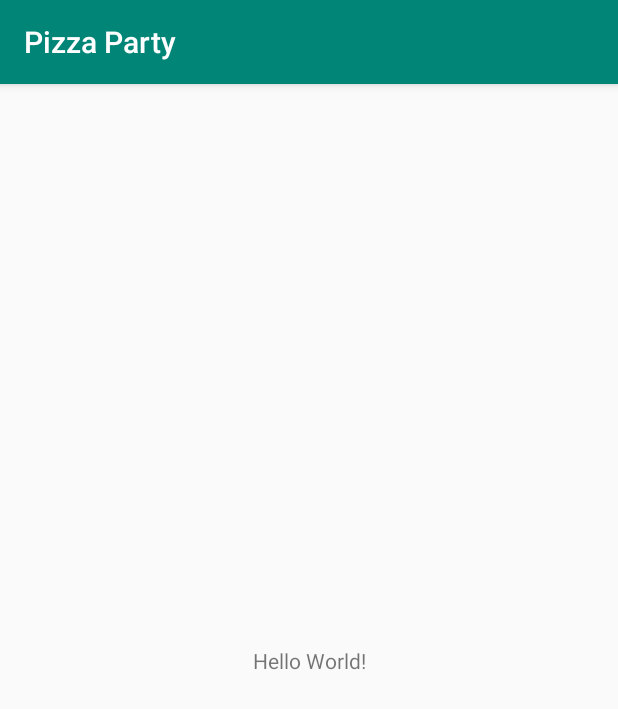
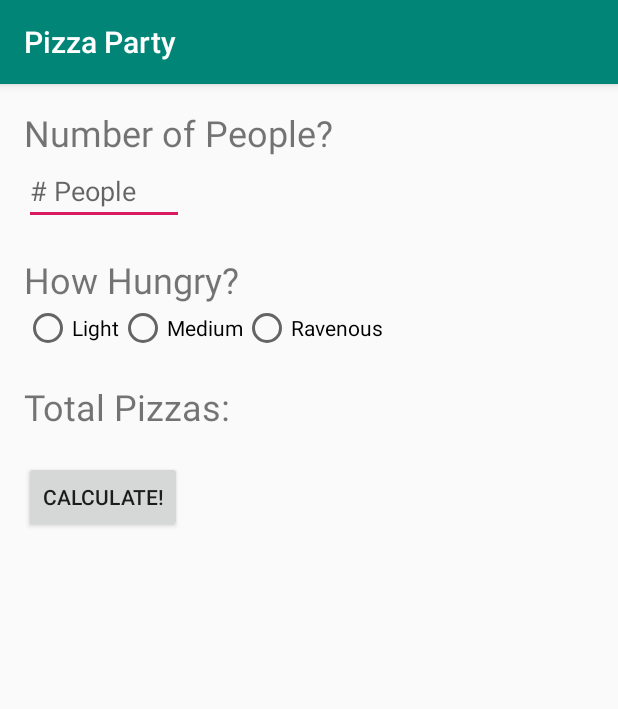
Before and after one commit to carterjfowler/CSCI-448, an Android app: the screen it shows after launch (MainActivity), on a phone screen of 412 x 824 dp. Shown: the top 709 px of the screen. Run offline under Robolectric (Android 15) with nearby library versions, the light colour scheme and no system bars.

Commit message:
Started new project for Lab02a, finished Lab01.

```diff
--- a/AndroidStudioProjects/PizzaParty/app/src/main/java/com/csci448/carterjfowler/MainActivity.kt
+++ b/AndroidStudioProjects/PizzaParty/app/src/main/java/com/csci448/carterjfowler/MainActivity.kt
@@ -2,11 +2,33 @@ package com.csci448.carterjfowler
 
 import androidx.appcompat.app.AppCompatActivity
 import android.os.Bundle
+import android.widget.TextView
+import android.widget.Button
+import android.widget.EditText
+import android.widget.RadioGroup
+import kotlin.math.ceil
 
 class MainActivity : AppCompatActivity() {
 
     override fun onCreate(savedInstanceState: Bundle?) {
         super.onCreate(savedInstanceState)
         setContentView(R.layout.activity_main)
+        // New Kotlin Code to add an Event Listener
+        val calculateButton: Button = findViewById( R.id.calculate_button )
+        calculateButton.setOnClickListener {
+            val numPeopleEditText: EditText = findViewById( R.id.num_people_edit_text )
+            val numPeople: Int = numPeopleEditText.text.toString().toInt()
+            val hungryRG: RadioGroup = findViewById( R.id.how_hungry_radio_group )
+            val slicesPerPerson = when( hungryRG.checkedRadioButtonId ) {
+                R.id.light_radio_button -> 1
+                R.id.medium_radio_button -> 2
+                R.id.heavy_radio_button -> 4
+                else -> 0
+            }
+            val slicesPerPizza = 8.0 // a double literal
+            val totalNumberPizzas = ceil(numPeople * slicesPerPerson / slicesPerPizza).toInt()
+            val numPizzasTextView: TextView = findViewById( R.id.num_pizzas_text_view )
+            numPizzasTextView.text = totalNumberPizzas.toString()
+        }
     }
 }
--- a/AndroidStudioProjects/PizzaParty/app/src/main/res/layout/activity_main.xml
+++ b/AndroidStudioProjects/PizzaParty/app/src/main/res/layout/activity_main.xml
@@ -1,18 +1,76 @@
 <?xml version="1.0" encoding="utf-8"?>
-<androidx.constraintlayout.widget.ConstraintLayout xmlns:android="http://schemas.android.com/apk/res/android"
-    xmlns:app="http://schemas.android.com/apk/res-auto"
+<LinearLayout
+    xmlns:android="http://schemas.android.com/apk/res/android"
     xmlns:tools="http://schemas.android.com/tools"
     android:layout_width="match_parent"
     android:layout_height="match_parent"
-    tools:context=".MainActivity">
+    android:orientation="vertical"
+    android:padding="16dp">
 
     <TextView
         android:layout_width="wrap_content"
         android:layout_height="wrap_content"
-        android:text="Hello World!"
-        app:layout_constraintBottom_toBottomOf="parent"
-        app:layout_constraintLeft_toLeftOf="parent"
-        app:layout_constraintRight_toRightOf="parent"
-        app:layout_constraintTop_toTopOf="parent" />
+        android:textSize="24sp"
+        android:text="@string/num_people_label" />
+    <EditText
+        android:id="@+id/num_people_edit_text"
+        android:layout_width="wrap_content"
+        android:layout_height="wrap_content"
+        android:inputType="number"
+        android:ems="5"
+        android:hint="@string/num_people_hint" />
+    <TextView
+        android:layout_width="wrap_content"
+        android:layout_height="wrap_content"
+        android:layout_marginTop="20dp"
+        android:textSize="24sp"
+        android:text="@string/how_hungry_label" />
+    <RadioGroup
+        android:id="@+id/how_hungry_radio_group"
+            android:layout_width="match_parent"
+            android:layout_height="wrap_content"
+            android:orientation="horizontal">
+        <RadioButton
+            android:id="@+id/light_radio_button"
+            android:layout_width="wrap_content"
+            android:layout_height="wrap_content"
+            android:text="@string/light_label" />
+        <RadioButton
+            android:id="@+id/medium_radio_button"
+            android:layout_width="wrap_content"
+            android:layout_height="wrap_content"
+            android:text="@string/medium_label" />
+        <RadioButton
+            android:id="@+id/heavy_radio_button"
+            android:layout_width="wrap_content"
+            android:layout_height="wrap_content"
+            android:text="@string/ravenous_label" />
+    </RadioGroup>
+    <LinearLayout
+        android:layout_width="match_parent"
+        android:layout_height="wrap_content"
+        android:orientation="horizontal"
+        android:layout_marginTop="20dp">
+        <TextView
+            android:layout_width="wrap_content"
+            android:layout_height="wrap_content"
+            android:textSize="24sp"
+            android:text="@string/total_label" />
+        <TextView
+            android:id="@+id/num_pizzas_text_view"
+            android:layout_width="0dp"
+            android:layout_height="wrap_content"
+            android:layout_weight="1"
+            android:gravity="end"
+            android:textSize="24sp"
+            tools:text="# Pizzas" />
+    </LinearLayout>
+    <Button
+        android:id="@+id/calculate_button"
+        android:layout_width="wrap_content"
+        android:layout_height="wrap_content"
+        android:layout_marginTop="20dp"
+        android:text="@string/calculate_label" />
 
-</androidx.constraintlayout.widget.ConstraintLayout>
+
+</LinearLayout>
--- a/AndroidStudioProjects/PizzaParty/app/src/main/res/values/strings.xml
+++ b/AndroidStudioProjects/PizzaParty/app/src/main/res/values/strings.xml
@@ -1,3 +1,11 @@
 <resources>
     <string name="app_name">Pizza Party</string>
+    <string name="num_people_label">Number of People?</string>
+    <string name="num_people_hint"># People</string>
+    <string name="how_hungry_label">How Hungry?</string>
+    <string name="light_label">Light</string>
+    <string name="medium_label">Medium</string>
+    <string name="ravenous_label">Ravenous</string>
+    <string name="total_label">Total Pizzas:</string>
+    <string name="calculate_label">Calculate!</string>
 </resources>
```
